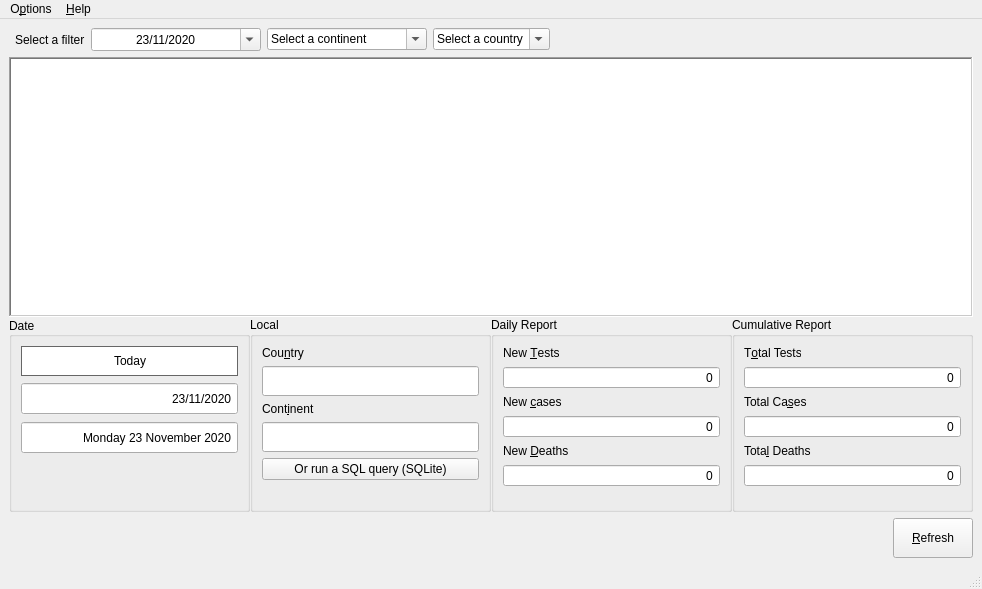
Old version of the form assets/mainwindow.ui in the repository faouziMohamed/covid-data.
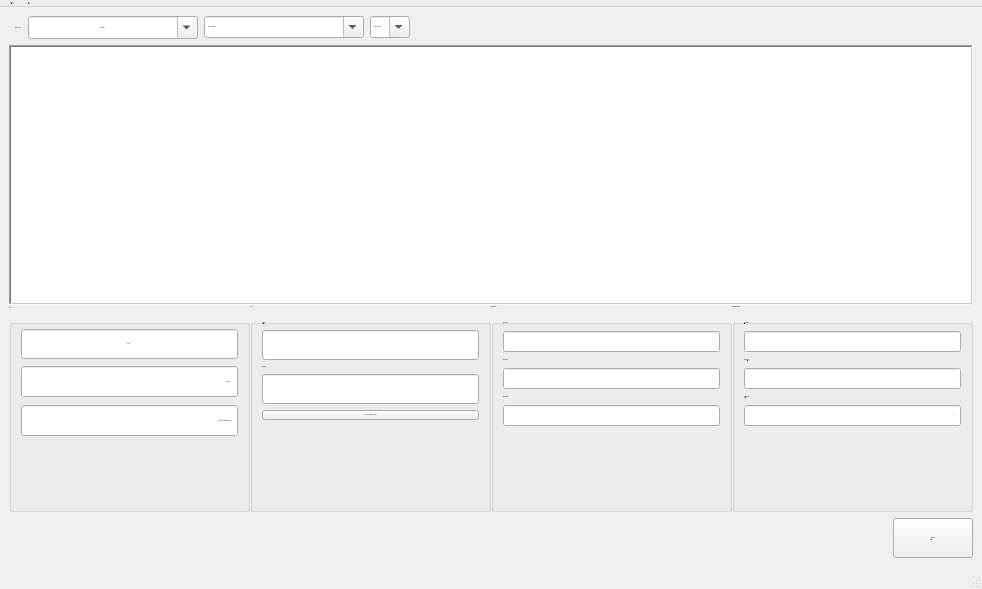
New version of the form. Icons and pictures are not drawn.

Commit message: New button add  and colorized

```diff
--- a/assets/mainwindow.ui
+++ b/assets/mainwindow.ui
@@ -27,7 +27,9 @@
    </size>
   </property>
   <property name="font">
-   <font/>
+   <font>
+    <pointsize>-1</pointsize>
+   </font>
   </property>
   <property name="mouseTracking">
    <bool>true</bool>
@@ -36,7 +38,7 @@
    <string>Covid19 data - Fz</string>
   </property>
   <property name="styleSheet">
-   <string notr="true">/*QWidget {
+   <string notr="true">QWidget {
     font-size: 14px;
 }
 
@@ -97,6 +99,17 @@
     background-color:  rgb(226, 241, 199);
 }
 
+QLineEdit#day_edit {
+	border:2px solid #404040;
+	height:25px;
+	color:black;
+	padding-left:2px;
+	background: qlineargradient(x1:0, y1:0.01,x2:0.6,y2:1.1,
+	                                stop: 0 #808080,
+	                                stop: 0.5 #a0a0c0,
+	                                stop: 1 #a0a0a0);
+}
+
 QComboBox::drop-down,
 QDateEdit::drop-down
  {
@@ -259,7 +272,9 @@
            </size>
           </property>
           <property name="font">
-           <font/>
+           <font>
+            <pointsize>-1</pointsize>
+           </font>
           </property>
           <property name="mouseTracking">
            <bool>true</bool>
@@ -351,7 +366,9 @@
            </size>
           </property>
           <property name="font">
-           <font/>
+           <font>
+            <pointsize>-1</pointsize>
+           </font>
           </property>
           <property name="editable">
            <bool>true</bool>
@@ -390,7 +407,9 @@
            </size>
           </property>
           <property name="font">
-           <font/>
+           <font>
+            <pointsize>-1</pointsize>
+           </font>
           </property>
           <property name="toolTip">
            <string>Select a country to show details</string>
@@ -487,7 +506,9 @@
           </size>
          </property>
          <property name="font">
-          <font/>
+          <font>
+           <pointsize>-1</pointsize>
+          </font>
          </property>
          <property name="frameShape">
           <enum>QFrame::WinPanel</enum>
@@ -540,7 +561,9 @@
              </size>
             </property>
             <property name="font">
-             <font/>
+             <font>
+              <pointsize>-1</pointsize>
+             </font>
             </property>
             <property name="title">
              <string>Date</string>
@@ -555,7 +578,7 @@
              <bool>false</bool>
             </property>
             <layout class="QFormLayout" name="formLayout_4">
-             <item row="1" column="0" colspan="2">
+             <item row="2" column="0" colspan="2">
               <widget class="QDateEdit" name="dateEdit_ro">
                <property name="enabled">
                 <bool>true</bool>
@@ -573,7 +596,9 @@
                 </size>
                </property>
                <property name="font">
-                <font/>
+                <font>
+                 <pointsize>-1</pointsize>
+                </font>
                </property>
                <property name="mouseTracking">
                 <bool>true</bool>
@@ -656,7 +681,7 @@
                </property>
               </widget>
              </item>
-             <item row="2" column="0" colspan="2">
+             <item row="3" column="0" colspan="2">
               <widget class="QDateEdit" name="dateEdit_text">
                <property name="enabled">
                 <bool>true</bool>
@@ -674,7 +699,9 @@
                 </size>
                </property>
                <property name="font">
-                <font/>
+                <font>
+                 <pointsize>-1</pointsize>
+                </font>
                </property>
                <property name="layoutDirection">
                 <enum>Qt::LeftToRight</enum>
@@ -720,7 +747,7 @@
                </property>
               </widget>
              </item>
-             <item row="0" column="0" colspan="2">
+             <item row="1" column="0" colspan="2">
               <widget class="QLineEdit" name="day_edit">
                <property name="sizePolicy">
                 <sizepolicy hsizetype="Minimum" vsizetype="Fixed">
@@ -735,15 +762,7 @@
                 </size>
                </property>
                <property name="styleSheet">
-                <string notr="true">border:1px solid #666;
-height:25px;
-color:black;
-padding-left:2px;
-background:qlineargradient(x1:0.1, y1:0.3,x2:0.6,y2:1.1,
-					stop: 0 #888,
-					stop: 0.5 #aac,
-					stop: 1 #888);
-text-align: center;</string>
+                <string notr="true"/>
                </property>
                <property name="text">
                 <string>Today</string>
@@ -756,6 +775,21 @@
                </property>
               </widget>
              </item>
+             <item row="0" column="0">
+              <widget class="QLabel" name="countryLabel_2">
+               <property name="font">
+                <font>
+                 <pointsize>-1</pointsize>
+                </font>
+               </property>
+               <property name="text">
+                <string/>
+               </property>
+               <property name="buddy">
+                <cstring>country_edit</cstring>
+               </property>
+              </widget>
+             </item>
             </layout>
            </widget>
           </item>
@@ -780,7 +814,9 @@
              </size>
             </property>
             <property name="font">
-             <font/>
+             <font>
+              <pointsize>-1</pointsize>
+             </font>
             </property>
             <property name="title">
              <string>Local</string>
@@ -789,7 +825,9 @@
              <item row="0" column="0">
               <widget class="QLabel" name="countryLabel">
                <property name="font">
-                <font/>
+                <font>
+                 <pointsize>-1</pointsize>
+                </font>
                </property>
                <property name="text">
                 <string>Cou&amp;ntry</string>
@@ -873,7 +911,9 @@
              </size>
             </property>
             <property name="font">
-             <font/>
+             <font>
+              <pointsize>-1</pointsize>
+             </font>
             </property>
             <property name="title">
              <string>Daily Report</string>
@@ -882,7 +922,9 @@
              <item row="0" column="0">
               <widget class="QLabel" name="tests_label">
                <property name="font">
-                <font/>
+                <font>
+                 <pointsize>-1</pointsize>
+                </font>
                </property>
                <property name="text">
                 <string>New &amp;Tests</string>
@@ -895,7 +937,9 @@
              <item row="2" column="0">
               <widget class="QLabel" name="cases_label">
                <property name="font">
-                <font/>
+                <font>
+                 <pointsize>-1</pointsize>
+                </font>
                </property>
                <property name="text">
                 <string>New &amp;cases</string>
@@ -908,7 +952,9 @@
              <item row="4" column="0">
               <widget class="QLabel" name="deaths_label">
                <property name="font">
-                <font/>
+                <font>
+                 <pointsize>-1</pointsize>
+                </font>
                </property>
                <property name="text">
                 <string>New &amp;Deaths</string>
@@ -933,7 +979,9 @@
                 </size>
                </property>
                <property name="font">
-                <font/>
+                <font>
+                 <pointsize>-1</pointsize>
+                </font>
                </property>
                <property name="wrapping">
                 <bool>false</bool>
@@ -976,7 +1024,9 @@
                 </size>
                </property>
                <property name="font">
-                <font/>
+                <font>
+                 <pointsize>-1</pointsize>
+                </font>
                </property>
                <property name="wrapping">
                 <bool>false</bool>
@@ -1019,7 +1069,9 @@
                 </size>
                </property>
                <property name="font">
-                <font/>
+                <font>
+                 <pointsize>-1</pointsize>
+                </font>
                </property>
                <property name="wrapping">
                 <bool>false</bool>
@@ -1059,7 +1111,9 @@
              </sizepolicy>
             </property>
             <property name="font">
-             <font/>
+             <font>
+              <pointsize>-1</pointsize>
+             </font>
             </property>
             <property name="title">
              <string>Cumulative Report</string>
@@ -1068,7 +1122,9 @@
              <item row="0" column="0">
               <widget class="QLabel" name="totTests_label">
                <property name="font">
-                <font/>
+                <font>
+                 <pointsize>-1</pointsize>
+                </font>
                </property>
                <property name="text">
                 <string>T&amp;otal Tests</string>
@@ -1093,7 +1149,9 @@
                 </size>
                </property>
                <property name="font">
-                <font/>
+                <font>
+                 <pointsize>-1</pointsize>
+                </font>
                </property>
                <property name="alignment">
                 <set>Qt::AlignRight|Qt::AlignTrailing|Qt::AlignVCenter</set>
@@ -1115,7 +1173,9 @@
              <item row="2" column="0">
               <widget class="QLabel" name="totCase_label">
                <property name="font">
-                <font/>
+                <font>
+                 <pointsize>-1</pointsize>
+                </font>
                </property>
                <property name="text">
                 <string>Total Ca&amp;ses</string>
@@ -1140,7 +1200,9 @@
                 </size>
                </property>
                <property name="font">
-                <font/>
+                <font>
+                 <pointsize>-1</pointsize>
+                </font>
                </property>
                <property name="alignment">
                 <set>Qt::AlignRight|Qt::AlignTrailing|Qt::AlignVCenter</set>
@@ -1162,7 +1224,9 @@
              <item row="4" column="0">
               <widget class="QLabel" name="totDeaths_label">
                <property name="font">
-                <font/>
+                <font>
+                 <pointsize>-1</pointsize>
+                </font>
                </property>
                <property name="text">
                 <string>Tota&amp;l Deaths</string>
@@ -1187,7 +1251,9 @@
                 </size>
                </property>
                <property name="font">
-                <font/>
+                <font>
+                 <pointsize>-1</pointsize>
+                </font>
                </property>
                <property name="alignment">
                 <set>Qt::AlignRight|Qt::AlignTrailing|Qt::AlignVCenter</set>
@@ -1237,7 +1303,9 @@
            </size>
           </property>
           <property name="font">
-           <font/>
+           <font>
+            <pointsize>-1</pointsize>
+           </font>
           </property>
           <property name="text">
            <string>&amp;Refresh</string>
@@ -1256,7 +1324,7 @@
      <x>0</x>
      <y>0</y>
      <width>982</width>
-     <height>20</height>
+     <height>22</height>
     </rect>
    </property>
    <widget class="QMenu" name="menu_edit">
```
The commit also changes 3 other files.
